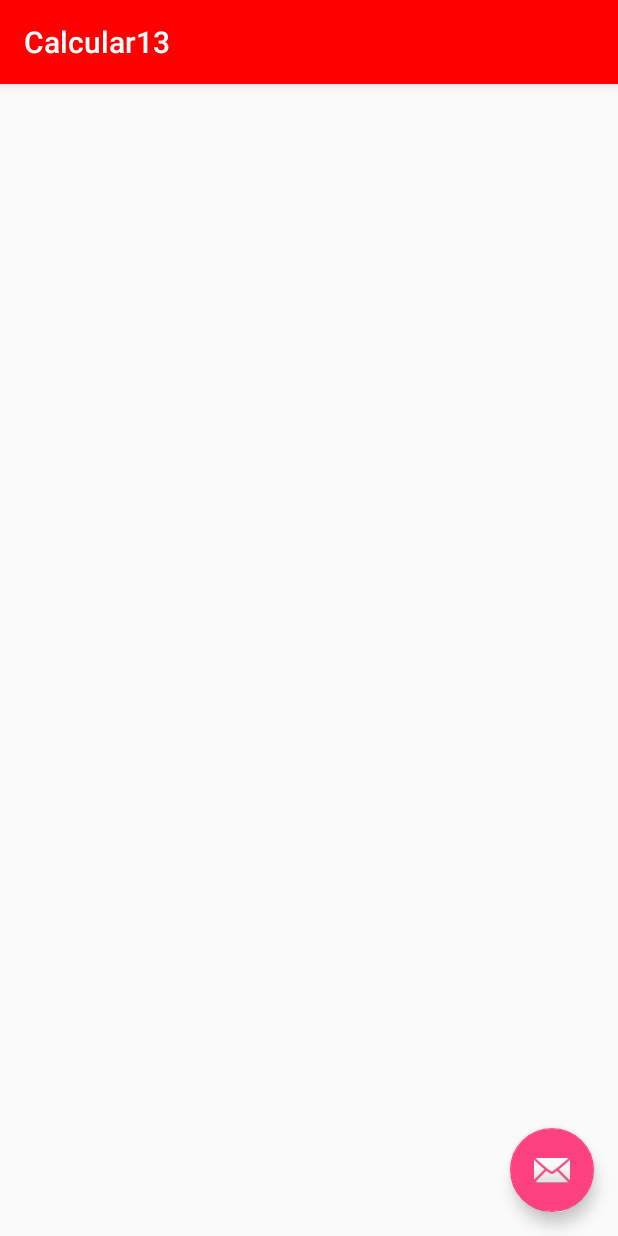
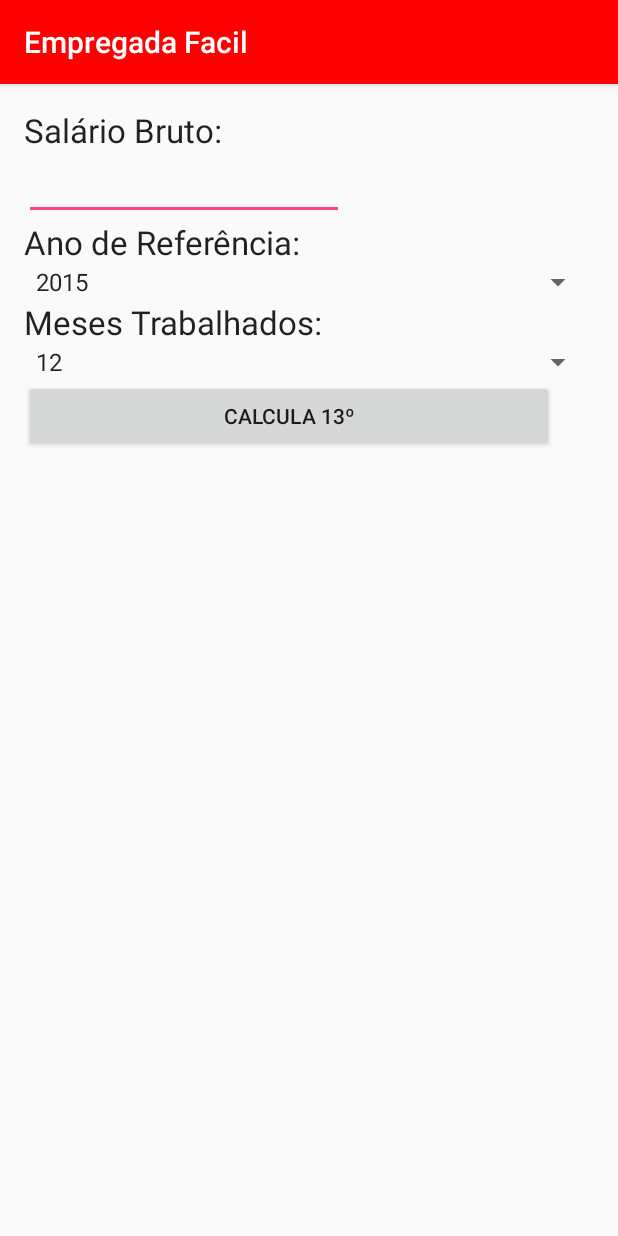
Before and after one commit to houspiller/EmpregadaFacil, an Android app: the Calcular13Activity screen opened directly, with no data from a screen before it, on a phone screen of 412 x 824 dp. Run offline under Robolectric (Android 15) with nearby library versions, the phone set to English and light mode, and no system bars.

Commit message:
Calculo do 13º Salário pronto

```diff
--- a/app/build.gradle
+++ b/app/build.gradle
@@ -2,7 +2,7 @@ apply plugin: 'com.android.application'
 
 android {
     compileSdkVersion 22
-    buildToolsVersion "22.0.1"
+    buildToolsVersion '23.0.0'
 
     defaultConfig {
         applicationId "br.com.ieb.posgraduacao.empregadafacil"
--- a/app/src/main/java/br/com/iesb/posgraduacao/activity/Calcular13Activity.java
+++ b/app/src/main/java/br/com/iesb/posgraduacao/activity/Calcular13Activity.java
@@ -1,12 +1,15 @@
 package br.com.iesb.posgraduacao.activity;
 
+import android.app.AlertDialog;
+import android.content.DialogInterface;
+import android.support.v7.app.AppCompatActivity;
 import android.os.Bundle;
-import android.support.design.widget.FloatingActionButton;
-import android.support.design.widget.Snackbar;
-import android.support.v7.app.AppCompatActivity;
-import android.support.v7.widget.Toolbar;
 import android.view.View;
+import android.widget.EditText;
+
 import br.com.ieb.posgraduacao.activity.R;
+import br.com.iesb.posgraduacao.util.CalculoSalario;
+
 
 public class Calcular13Activity extends AppCompatActivity {
 
@@ -14,17 +17,41 @@ public class Calcular13Activity extends AppCompatActivity {
     protected void onCreate(Bundle savedInstanceState) {
         super.onCreate(savedInstanceState);
         setContentView(R.layout.activity_calcular13);
-        Toolbar toolbar = (Toolbar) findViewById(R.id.toolbar);
-        setSupportActionBar(toolbar);
+    }
 
-        FloatingActionButton fab = (FloatingActionButton) findViewById(R.id.fab);
-        fab.setOnClickListener(new View.OnClickListener() {
+    public void calcular13Salario(View view){
+
+        final AlertDialog.Builder msgDialog = new AlertDialog.Builder(this);
+        msgDialog.setTitle("Resultados");
+        msgDialog.setMessage(formaTextoComResultados());
+        msgDialog.setNeutralButton("OK", new DialogInterface.OnClickListener() {
             @Override
-            public void onClick(View view) {
-                Snackbar.make(view, "Replace with your own action", Snackbar.LENGTH_LONG)
-                        .setAction("Action", null).show();
+            public void onClick(DialogInterface dialogInterface, int i) {
+                dialogInterface.dismiss();
             }
         });
+        msgDialog.show();
     }
 
+    //método que retorna o texto completo do relatório gerado
+    private String formaTextoComResultados() {
+
+        CalculoSalario calculosSalarioAux = new CalculoSalario();
+        EditText etSalarioBruto = (EditText) findViewById(R.id.et_salario_bruto);
+
+        StringBuffer Texto = new StringBuffer();
+
+        Texto.append(this.getString(R.string.valor_13) + "\n");
+
+        Texto.append(this.getString(R.string.primeira_parcela_13));
+        Texto.append(" R$" + calculosSalarioAux.calcularPrimeiraParcela(Float.parseFloat(etSalarioBruto.getText().toString())) + "\n");
+
+        Texto.append(this.getString(R.string.segunda_parcela_13));
+        Texto.append(" R$" + calculosSalarioAux.calcularSegundaParcela(Float.parseFloat(etSalarioBruto.getText().toString())) + "\n");
+
+        Texto.append(this.getString(R.string.inss_empregado));
+        Texto.append(" R$" + calculosSalarioAux.calcularINSS(CalculoSalario.EMPREGADO, Float.parseFloat(etSalarioBruto.getText().toString())) + "\n");
+
+        return Texto.toString();
+    }
 }
--- a/app/src/main/java/br/com/iesb/posgraduacao/util/CalculoSalario.java
+++ b/app/src/main/java/br/com/iesb/posgraduacao/util/CalculoSalario.java
@@ -78,4 +78,14 @@ public class CalculoSalario {
 
         return df.format(valorSalarioLiquido);
     }
+
+    //Calculo da primeira parcela do 13
+    public String calcularPrimeiraParcela(float salarioBruto) {
+        return df.format(salarioBruto/2);
+    }
+
+    //Calculo da segunda parcela do 13
+    public String calcularSegundaParcela(float salarioBruto) {
+        return df.format((salarioBruto/2) - Float.parseFloat(calcularINSS(EMPREGADO, salarioBruto)));
+    }
 }
--- a/app/src/main/res/layout/activity_calcula_salario.xml
+++ b/app/src/main/res/layout/activity_calcula_salario.xml
@@ -6,7 +6,7 @@
     android:paddingTop="@dimen/activity_vertical_margin"
     android:paddingBottom="@dimen/activity_vertical_margin"
     android:orientation="vertical"
-              tools:context="br.com.iesb.posgraduacao.activity.CalculaSalarioActivity">
+    tools:context="br.com.iesb.posgraduacao.activity.CalculaSalarioActivity">
 
     <TextView
         android:layout_width="wrap_content"
--- a/app/src/main/res/layout/activity_calcular13.xml
+++ b/app/src/main/res/layout/activity_calcular13.xml
@@ -1,35 +1,59 @@
 <?xml version="1.0" encoding="utf-8"?>
-<android.support.design.widget.CoordinatorLayout
-        xmlns:android="http://schemas.android.com/apk/res/android"
-        xmlns:app="http://schemas.android.com/apk/res-auto"
-        xmlns:tools="http://schemas.android.com/tools"
+<LinearLayout xmlns:android="http://schemas.android.com/apk/res/android"
+    xmlns:tools="http://schemas.android.com/tools" android:layout_width="match_parent"
+    android:layout_height="match_parent" android:paddingLeft="@dimen/activity_horizontal_margin"
+    android:orientation="vertical"
+    android:paddingRight="@dimen/activity_horizontal_margin"
+    android:paddingTop="@dimen/activity_vertical_margin"
+    android:paddingBottom="@dimen/activity_vertical_margin"
+    tools:context="br.com.iesb.posgraduacao.activity.Calcular13Activity">
+
+    <TextView
+        android:layout_width="wrap_content"
+        android:layout_height="wrap_content"
+        android:textAppearance="?android:attr/textAppearanceLarge"
+        android:text="@string/salario_bruto"
+        android:id="@+id/tv_salario_bruto" />
+
+    <EditText
+        android:layout_width="wrap_content"
+        android:layout_height="wrap_content"
+        android:inputType="numberDecimal"
+        android:ems="10"
+        android:id="@+id/et_salario_bruto" />
+
+    <TextView
+        android:layout_width="wrap_content"
+        android:layout_height="wrap_content"
+        android:textAppearance="?android:attr/textAppearanceLarge"
+        android:text="@string/ano_referencia"
+        android:id="@+id/tv_ano_referencia" />
+
+    <Spinner
         android:layout_width="match_parent"
-        android:layout_height="match_parent"
-        android:fitsSystemWindows="true"
-        tools:context="br.com.iesb.posgraduacao.activity.Calcular13Activity">
+        android:layout_height="wrap_content"
+        android:id="@+id/sp_ano_referencia"
+        android:entries="@array/anos_array"
+        android:spinnerMode="dropdown" />
 
-    <android.support.design.widget.AppBarLayout
-            android:layout_height="wrap_content"
-            android:layout_width="match_parent"
-            android:theme="@style/AppTheme.AppBarOverlay">
+    <TextView
+        android:layout_width="wrap_content"
+        android:layout_height="wrap_content"
+        android:textAppearance="?android:attr/textAppearanceLarge"
+        android:text="@string/meses_trabalhados"
+        android:id="@+id/tv_meses_trabalhados" />
 
-        <android.support.v7.widget.Toolbar
-                android:id="@+id/toolbar"
-                android:layout_width="match_parent"
-                android:layout_height="?attr/actionBarSize"
-                android:background="?attr/colorPrimary"
-                app:popupTheme="@style/AppTheme.PopupOverlay"/>
+    <Spinner
+        android:layout_width="match_parent"
+        android:layout_height="wrap_content"
+        android:id="@+id/sp_meses_trabalhados"
+        android:entries="@array/meses_numero_array"
+        android:spinnerMode="dropdown"/>
 
-    </android.support.design.widget.AppBarLayout>
-
-    <include layout="@layout/content_calcular13"/>
-
-    <android.support.design.widget.FloatingActionButton
-            android:id="@+id/fab"
-            android:layout_width="wrap_content"
-            android:layout_height="wrap_content"
-            android:layout_gravity="bottom|end"
-            android:layout_margin="@dimen/fab_margin"
-            android:src="@android:drawable/ic_dialog_email"/>
-
-</android.support.design.widget.CoordinatorLayout>
+    <Button
+        android:layout_width="353dp"
+        android:layout_height="wrap_content"
+        android:text="@string/calcula_13"
+        android:id="@+id/bt_calcula_salario"
+        android:onClick="calcular13Salario"/>
+</LinearLayout>
--- /dev/null
+++ b/app/src/main/res/values/anos.xml
@@ -0,0 +1,21 @@
+<?xml version="1.0" encoding="utf-8"?>
+<resources>
+    <string-array name="anos_array">
+        <item>2015</item>
+        <item>2014</item>
+        <item>2013</item>
+        <item>2012</item>
+        <item>2011</item>
+        <item>2010</item>
+        <item>2009</item>
+        <item>2008</item>
+        <item>2007</item>
+        <item>2006</item>
+        <item>2005</item>
+        <item>2004</item>
+        <item>2003</item>
+        <item>2002</item>
+        <item>2001</item>
+        <item>2000</item>
+    </string-array>
+</resources>
--- /dev/null
+++ b/app/src/main/res/values/meses_numero.xml
@@ -0,0 +1,17 @@
+<?xml version="1.0" encoding="utf-8"?>
+<resources>
+    <string-array name="meses_numero_array">
+        <item>12</item>
+        <item>11</item>
+        <item>10</item>
+        <item>09</item>
+        <item>08</item>
+        <item>07</item>
+        <item>06</item>
+        <item>05</item>
+        <item>04</item>
+        <item>03</item>
+        <item>02</item>
+        <item>01</item>
+    </string-array>
+</resources>
--- a/app/src/main/res/values/strings.xml
+++ b/app/src/main/res/values/strings.xml
@@ -24,6 +24,9 @@
     <string name="calcular_ferias">Calcular férias</string>
     <string name="resultado_valor_ferias">Valor férias:</string>
     <string name="resultado_13_ferias">1/3 férias:</string>
+    <string name="valor_13">Valor do 13º salário:</string>
+    <string name="primeira_parcela_13">Primeira parcela:</string>
+    <string name="segunda_parcela_13">Segunda parcela :</string>
     <string name="resultado_13_abono_pecuniario">1/3 abono pecuniário:</string>
     <string name="resultado_abono_pecuniario">Abono pecuniário:</string>
     <string name="resultado_adiantamento_13">Adiantamento 13º:</string>
@@ -32,5 +35,7 @@
     <string name="resultado_dependentes">Dependentes:</string>
     <string name="resultado_ifpf">Imposto de renda (IRPF):</string>
     <string name="resultado_total_descontos">Total de descontos:</string>
+    <string name="meses_trabalhados">Meses Trabalhados:</string>
+    <string name="calcula_13">Calcula 13º</string>
 
 </resources>
```
Also changed, not shown: app/src/main/AndroidManifest.xml (+19 -22 lines).
